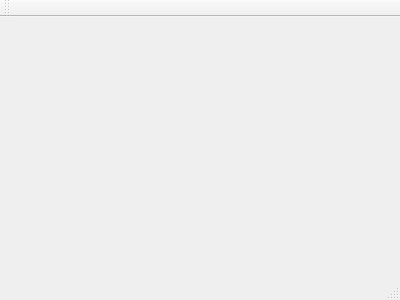
Old version of the form TestWidgetApp/testmainwindow.ui in the repository tfgui2/QtTestProject.
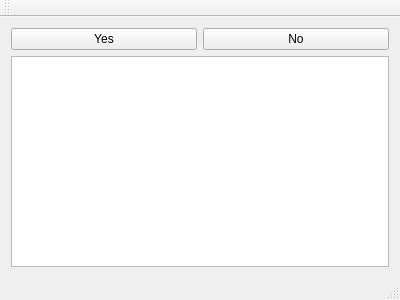
New version of the form.

```diff
--- a/TestWidgetApp/testmainwindow.ui
+++ b/TestWidgetApp/testmainwindow.ui
@@ -12,13 +12,56 @@
   <property name="windowTitle" >
    <string>TestMainWindow</string>
   </property>
-  <widget class="QMenuBar" name="menuBar" />
-  <widget class="QToolBar" name="mainToolBar" />
-  <widget class="QWidget" name="centralWidget" />
-  <widget class="QStatusBar" name="statusBar" />
+  <widget class="QWidget" name="centralWidget">
+   <layout class="QVBoxLayout" name="verticalLayout_2">
+    <item>
+     <layout class="QHBoxLayout" name="horizontalLayout">
+      <item>
+       <widget class="QPushButton" name="buttonYes">
+        <property name="text">
+         <string>Yes</string>
+        </property>
+       </widget>
+      </item>
+      <item>
+       <widget class="QPushButton" name="buttonNo">
+        <property name="text">
+         <string>No</string>
+        </property>
+       </widget>
+      </item>
+     </layout>
+    </item>
+    <item>
+     <layout class="QVBoxLayout" name="verticalLayout">
+      <item>
+       <widget class="QTextEdit" name="textEdit"/>
+      </item>
+     </layout>
+    </item>
+   </layout>
+  </widget>
+  <widget class="QMenuBar" name="menuBar">
+   <property name="geometry">
+    <rect>
+     <x>0</x>
+     <y>0</y>
+     <width>400</width>
+     <height>26</height>
+    </rect>
+   </property>
+  </widget>
+  <widget class="QToolBar" name="mainToolBar">
+   <attribute name="toolBarArea">
+    <enum>TopToolBarArea</enum>
+   </attribute>
+   <attribute name="toolBarBreak">
+    <bool>false</bool>
+   </attribute>
+  </widget>
+  <widget class="QStatusBar" name="statusBar"/>
  </widget>
- <layoutDefault spacing="6" margin="11" />
- <pixmapfunction></pixmapfunction>
+ <layoutdefault spacing="6" margin="11"/>
  <resources/>
  <connections/>
 </ui>
```
Left out of the diff: 7 changed lines with no effect on the pictures.
